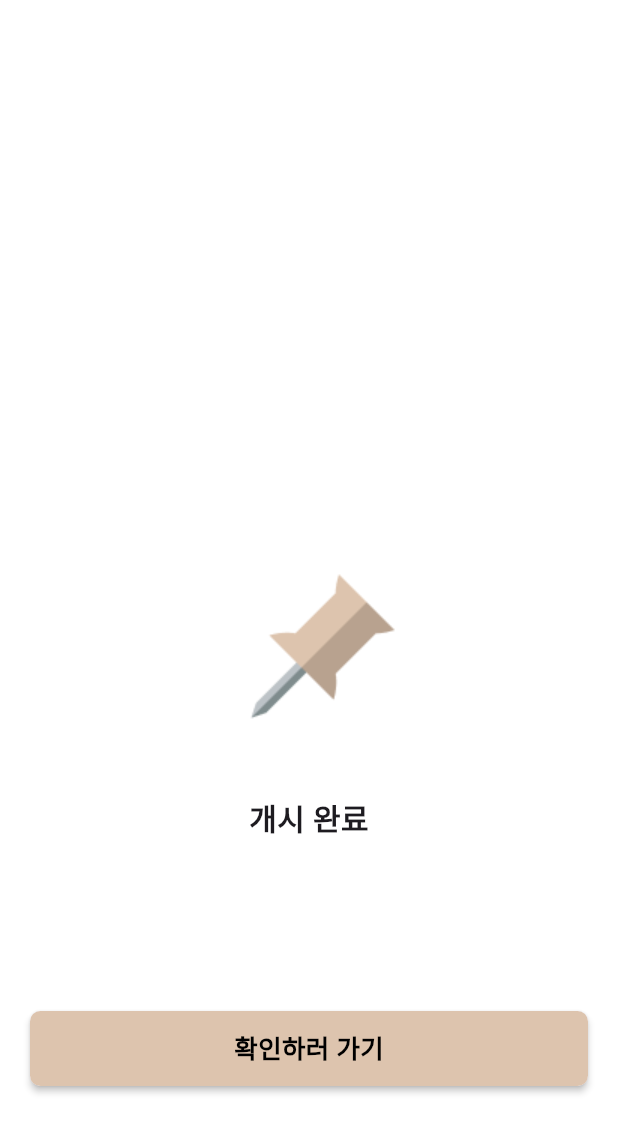
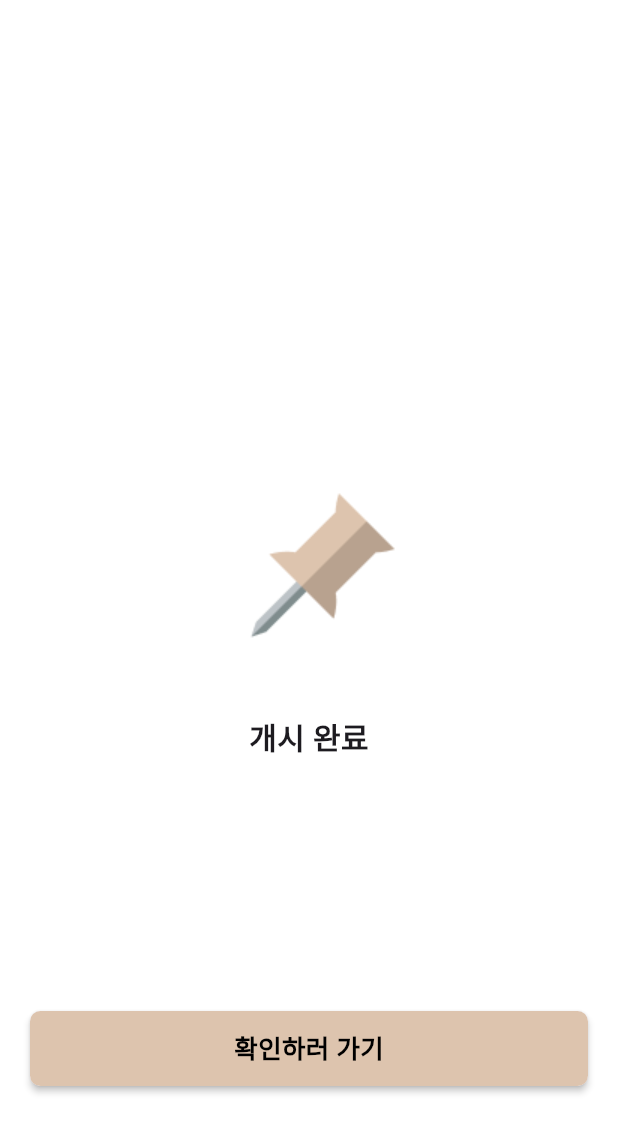
Before and after one commit to uncroos/clowing_ver3, a Flutter app: the FinishScreen screen opened directly, on a phone screen of 412 x 824 dp. Shown: the top 1133 px of the screen. Run offline on Flutter 3.47's test engine with Material 3 defaults, Android fonts, the phone set to English and light mode, and no system bars; our stand-ins replace firebase_core, image_picker; missing offline and left inert: kakao_flutter_sdk, kakao_flutter_sdk_user; accounts and stored records are empty.

Commit message:
ㄴㅇㄹ

```diff
--- a/lib/screens/closet/fin/finish_screen.dart
+++ b/lib/screens/closet/fin/finish_screen.dart
@@ -14,10 +14,8 @@ class _FinishScreenState extends State<FinishScreen> {
       body: Column(
         mainAxisAlignment: MainAxisAlignment.center,
         children: [
-          Padding(
-            padding: const EdgeInsets.only(
-                top: 350.0), // Adjust this value to position the button
-          ),
+          Spacer(),
+          Spacer(),
           Image.asset(
             'assets/images/closet_pin.png', // Replace with your logo image asset path
             width: 180,
```
